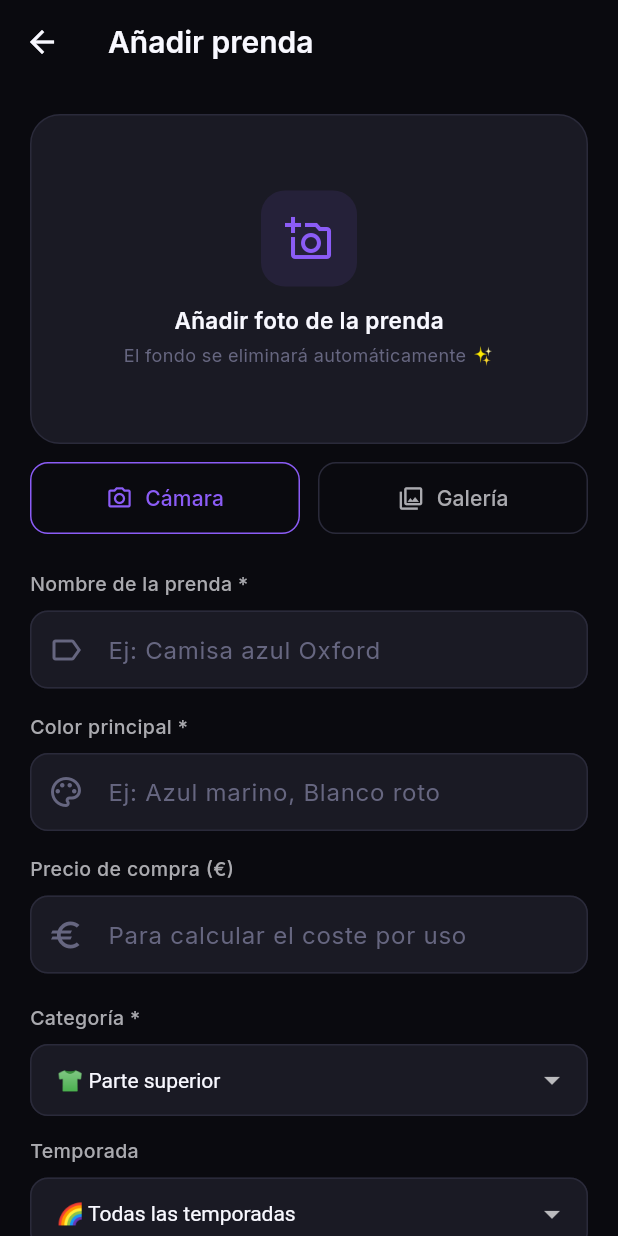
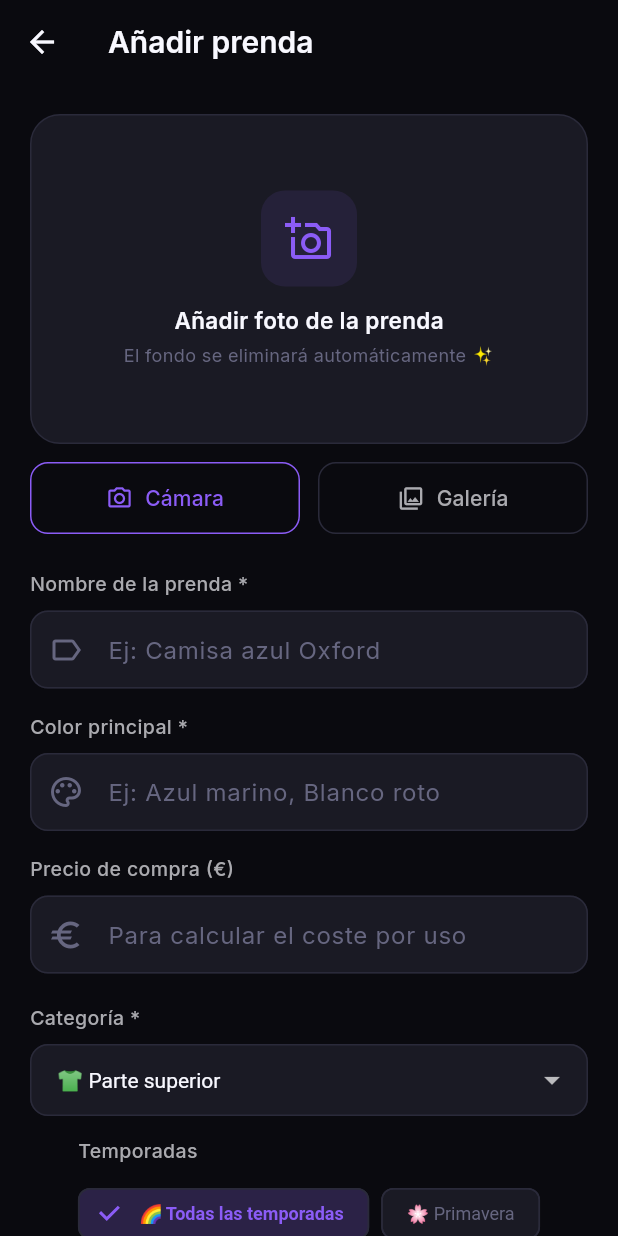
Before and after one commit to daamo31/ClosetAi, a Flutter app: the CaptureScreen screen opened directly, on a phone screen of 412 x 824 dp. Run offline on Flutter 3.47's test engine with Material 3 defaults, Android fonts, the phone set to English and light mode, and no system bars; drawn by our look-alikes of flutter_animate; our stand-ins replace cached_network_image, google_fonts, image_picker, shared_preferences, shimmer, supabase_flutter; accounts and stored records are empty; network calls fail; statements that could not run were skipped.

Commit message:
Implementar selección múltiple para temporadas y ocasiones en la pantalla de captura; agregar pantalla de previsión del clima y servicio de clima

```diff
--- a/mobile/lib/screens/capture_screen.dart
+++ b/mobile/lib/screens/capture_screen.dart
@@ -31,8 +31,8 @@ class _CaptureScreenState extends State<CaptureScreen> {
   final _priceCtrl = TextEditingController();
 
   String _category = 'top';
-  String _season   = 'all';
-  String _occasion = 'casual';
+  List<String> _seasonsSelected = ['all'];
+  List<String> _occasionsSelected = ['casual'];
   bool   _loading  = false;
 
   // Opciones de select
@@ -105,8 +105,8 @@ class _CaptureScreenState extends State<CaptureScreen> {
         name:          _nameCtrl.text.trim(),
         category:      _category,
         color:         _colorCtrl.text.trim(),
-        season:        _season,
-        occasion:      _occasion,
+        season:        _seasonsSelected.join(','),
+        occasion:      _occasionsSelected.join(','),
         purchasePrice: double.tryParse(_priceCtrl.text) ?? 0.0,
       );
 
@@ -137,8 +137,8 @@ class _CaptureScreenState extends State<CaptureScreen> {
     _colorCtrl.clear();
     _priceCtrl.clear();
     _category = 'top';
-    _season   = 'all';
-    _occasion = 'casual';
+    _seasonsSelected = ['all'];
+    _occasionsSelected = ['casual'];
   }
 
   @override
@@ -215,7 +215,7 @@ class _CaptureScreenState extends State<CaptureScreen> {
               ).animate().fadeIn(delay: 200.ms),
 
               const SizedBox(height: 20),
-              _buildDropdownSection(),
+              _buildMultiSelectSection(),
 
               const SizedBox(height: 32),
 
@@ -352,7 +352,7 @@ class _CaptureScreenState extends State<CaptureScreen> {
   }
 
   // ── Dropdowns ──────────────────────────────────────────────────────────────
-  Widget _buildDropdownSection() {
+  Widget _buildMultiSelectSection() {
     return Column(
       children: [
         _buildDropdown<String>(
@@ -362,21 +362,62 @@ class _CaptureScreenState extends State<CaptureScreen> {
           onChanged: (v) => setState(() => _category = v!),
         ),
         const SizedBox(height: 14),
-        _buildDropdown<String>(
-          label: 'Temporada',
-          value: _season,
-          items: _seasons,
-          onChanged: (v) => setState(() => _season = v!),
+        _buildMultiSelectChips(
+          label: 'Temporadas',
+          options: _seasons,
+          selected: _seasonsSelected,
+          onChanged: (v) => setState(() => _seasonsSelected = v),
         ),
         const SizedBox(height: 14),
-        _buildDropdown<String>(
-          label: 'Ocasión principal',
-          value: _occasion,
-          items: _occasions,
-          onChanged: (v) => setState(() => _occasion = v!),
+        _buildMultiSelectChips(
+          label: 'Ocasiones',
+          options: _occasions,
+          selected: _occasionsSelected,
+          onChanged: (v) => setState(() => _occasionsSelected = v),
         ),
       ],
     ).animate().fadeIn(delay: 300.ms);
+  }
+
+  Widget _buildMultiSelectChips({
+    required String label,
+    required List<(String, String)> options,
+    required List<String> selected,
+    required ValueChanged<List<String>> onChanged,
+  }) {
+    return Column(
+      crossAxisAlignment: CrossAxisAlignment.start,
+      children: [
+        _buildLabel(label),
+        const SizedBox(height: 8),
+        Wrap(
+          spacing: 8,
+          children: options.map((item) {
+            final isSelected = selected.contains(item.$1);
+            return FilterChip(
+              label: Text(item.$2),
+              selected: isSelected,
+              onSelected: (val) {
+                final newSelected = List<String>.from(selected);
+                if (val) {
+                  newSelected.add(item.$1);
+                } else {
+                  newSelected.remove(item.$1);
+                }
+                onChanged(newSelected);
+              },
+              selectedColor: AppTheme.primary.withOpacity(0.2),
+              checkmarkColor: AppTheme.primary,
+              backgroundColor: AppTheme.bgSurface,
+              labelStyle: TextStyle(
+                color: isSelected ? AppTheme.primary : AppTheme.textMuted,
+                fontWeight: isSelected ? FontWeight.w600 : FontWeight.w400,
+              ),
+            );
+          }).toList(),
+        ),
+      ],
+    );
   }
 
   Widget _buildDropdown<T>({
```
Also changed, not shown: mobile/lib/screens/dashboard_screen.dart (+47 -1 lines), mobile/lib/screens/login_screen.dart (+19 -8 lines), mobile/lib/screens/weather_forecast_screen.dart (added, +74 -0 lines), mobile/lib/services/weather_service.dart (added, +37 -0 lines).
